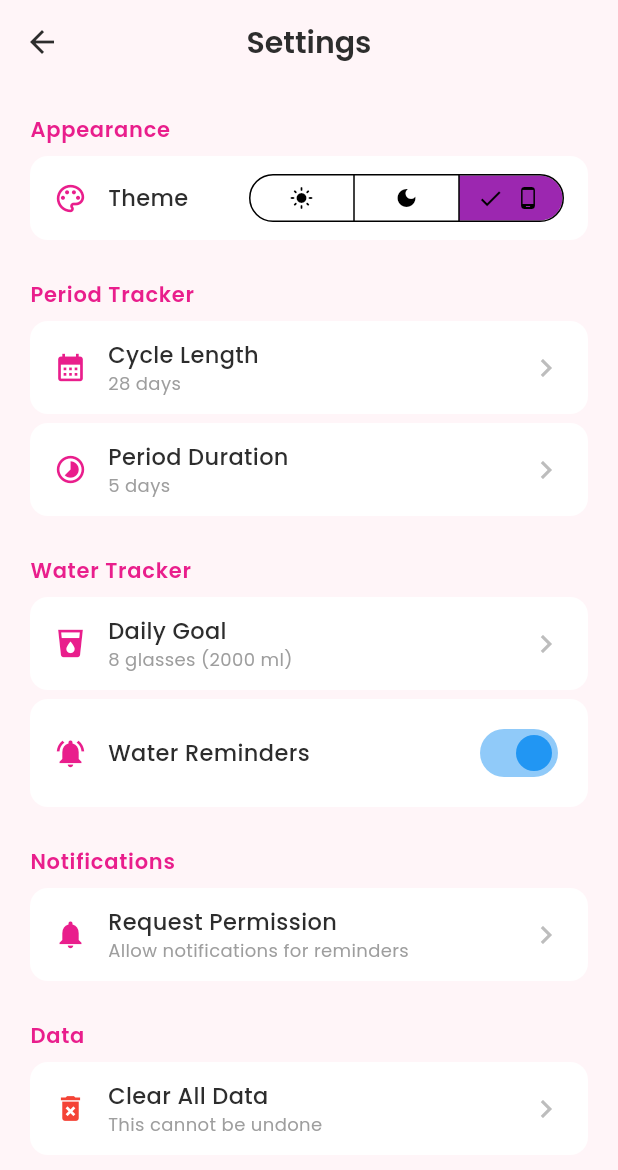
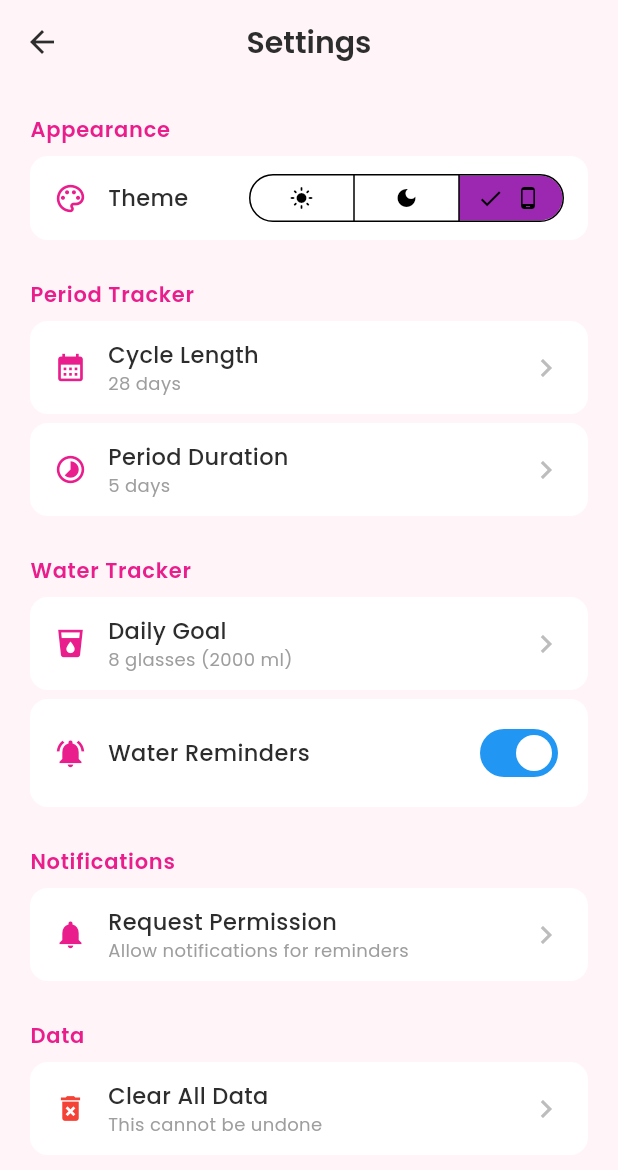
Before and after one commit to priya4042/she-health-companion, a Flutter app: the SettingsScreen screen opened directly, on a phone screen of 412 x 824 dp. Shown: the top 1170 px of the screen. Run offline on Flutter 3.47's test engine with Material 3 defaults, Android fonts, the phone set to English and light mode, and no system bars; our stand-ins replace confetti, curved_navigation_bar, fl_chart, flutter_animate, flutter_local_notifications, flutter_staggered_animations and 12 more; accounts and stored records are empty.

Commit message:
Fix all warnings: remove unused imports, fix deprecated APIs, update test
- Remove unused imports (dart:math, app_gradients, gradient_card, etc.)
- Replace deprecated Switch.activeColor with activeTrackColor
- Replace deprecated DropdownButtonFormField.value with initialValue
- Fix widget_test.dart referencing non-existent MyApp class

Analysis: 0 errors, 0 warnings (28 info-only style hints remaining)

Co-Authored-By: Claude Opus 4.6 (1M context) <noreply@anthropic.com>

```diff
--- a/lib/screens/bmi_calculator/bmi_calculator_screen.dart
+++ b/lib/screens/bmi_calculator/bmi_calculator_screen.dart
@@ -1,10 +1,8 @@
-import 'dart:math';
 import 'package:flutter/material.dart';
 import 'package:flutter_animate/flutter_animate.dart';
 import 'package:syncfusion_flutter_gauges/gauges.dart';
 
 import '../../core/theme/app_colors.dart';
-import '../../core/theme/app_gradients.dart';
 import '../../core/utils/haptic_utils.dart';
 import '../../widgets/glass_card.dart';
 import '../../widgets/gradient_card.dart';
--- a/lib/screens/emergency_sos/emergency_sos_screen.dart
+++ b/lib/screens/emergency_sos/emergency_sos_screen.dart
@@ -7,7 +7,6 @@ import '../../core/constants/app_constants.dart';
 import '../../core/theme/app_colors.dart';
 import '../../core/utils/haptic_utils.dart';
 import '../../widgets/glass_card.dart';
-import '../../widgets/gradient_card.dart';
 
 class EmergencySosScreen extends StatefulWidget {
   const EmergencySosScreen({super.key});
--- a/lib/screens/gamification/gamification_screen.dart
+++ b/lib/screens/gamification/gamification_screen.dart
@@ -1,7 +1,6 @@
 import 'package:flutter/material.dart';
 import 'package:flutter_animate/flutter_animate.dart';
 import 'package:flutter_staggered_animations/flutter_staggered_animations.dart';
-import 'package:percent_indicator/percent_indicator.dart';
 import 'package:provider/provider.dart';
 
 import '../../core/theme/app_colors.dart';
--- a/lib/screens/medicine_reminder/medicine_reminder_screen.dart
+++ b/lib/screens/medicine_reminder/medicine_reminder_screen.dart
@@ -318,7 +318,7 @@ class MedicineReminderScreen extends StatelessWidget {
                 value: medicine.isActive,
                 onChanged: (_) =>
                     provider.toggleMedicineActive(medicine.id),
-                activeColor: AppColors.medicineColor,
+                activeTrackColor: AppColors.medicineColor,
               ),
             ],
           ),
--- a/lib/screens/period_tracker/period_tracker_screen.dart
+++ b/lib/screens/period_tracker/period_tracker_screen.dart
@@ -513,7 +513,7 @@ class _PeriodTrackerScreenState extends State<PeriodTrackerScreen> {
                 mainAxisSize: MainAxisSize.min,
                 children: [
                   DropdownButtonFormField<String>(
-                    value: selectedSymptom,
+                    initialValue: selectedSymptom,
                     items: symptomTypes
                         .map((s) => DropdownMenuItem(value: s, child: Text(s)))
                         .toList(),
--- a/lib/screens/profile/profile_screen.dart
+++ b/lib/screens/profile/profile_screen.dart
@@ -1,5 +1,4 @@
 import 'package:flutter/material.dart';
-import 'package:flutter_animate/flutter_animate.dart';
 import 'package:provider/provider.dart';
 
 import '../../core/constants/health_tips.dart';
--- a/lib/screens/settings/settings_screen.dart
+++ b/lib/screens/settings/settings_screen.dart
@@ -109,7 +109,7 @@ class SettingsScreen extends StatelessWidget {
             trailing: Switch(
               value: water.reminderEnabled,
               onChanged: water.toggleReminder,
-              activeColor: AppColors.waterColor,
+              activeTrackColor: AppColors.waterColor,
             ),
           ),
           const SizedBox(height: 20),
--- a/lib/screens/sleep_tracker/sleep_tracker_screen.dart
+++ b/lib/screens/sleep_tracker/sleep_tracker_screen.dart
@@ -381,7 +381,7 @@ class _SleepTrackerScreenState extends State<SleepTrackerScreen> {
               Switch(
                 value: sleep.reminderEnabled,
                 onChanged: sleep.toggleReminder,
-                activeColor: _sleepColor,
+                activeTrackColor: _sleepColor,
               ),
             ],
           ),
--- a/lib/screens/water_tracker/water_tracker_screen.dart
+++ b/lib/screens/water_tracker/water_tracker_screen.dart
@@ -399,7 +399,7 @@ class _WaterTrackerScreenState extends State<WaterTrackerScreen> {
               Switch(
                 value: water.reminderEnabled,
                 onChanged: water.toggleReminder,
-                activeColor: AppColors.waterColor,
+                activeTrackColor: AppColors.waterColor,
               ),
             ],
           ),
--- a/lib/screens/weekly_report/weekly_report_screen.dart
+++ b/lib/screens/weekly_report/weekly_report_screen.dart
@@ -12,7 +12,6 @@ import '../../data/providers/period_provider.dart';
 import '../../data/providers/sleep_provider.dart';
 import '../../data/providers/streak_provider.dart';
 import '../../data/providers/water_provider.dart';
-import '../../widgets/gradient_card.dart';
 
 class WeeklyReportScreen extends StatelessWidget {
   const WeeklyReportScreen({super.key});
```
Also changed, not shown: 1 other file.
